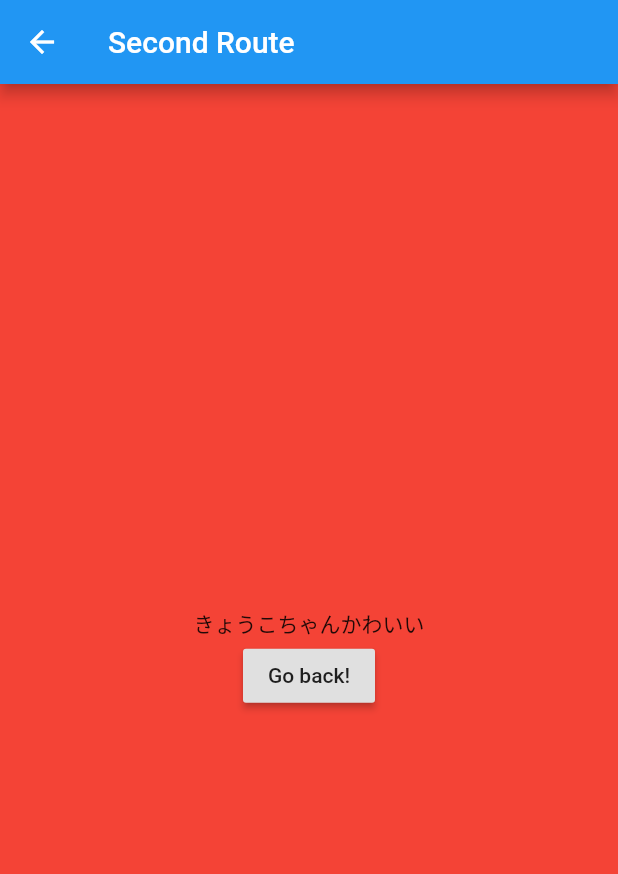
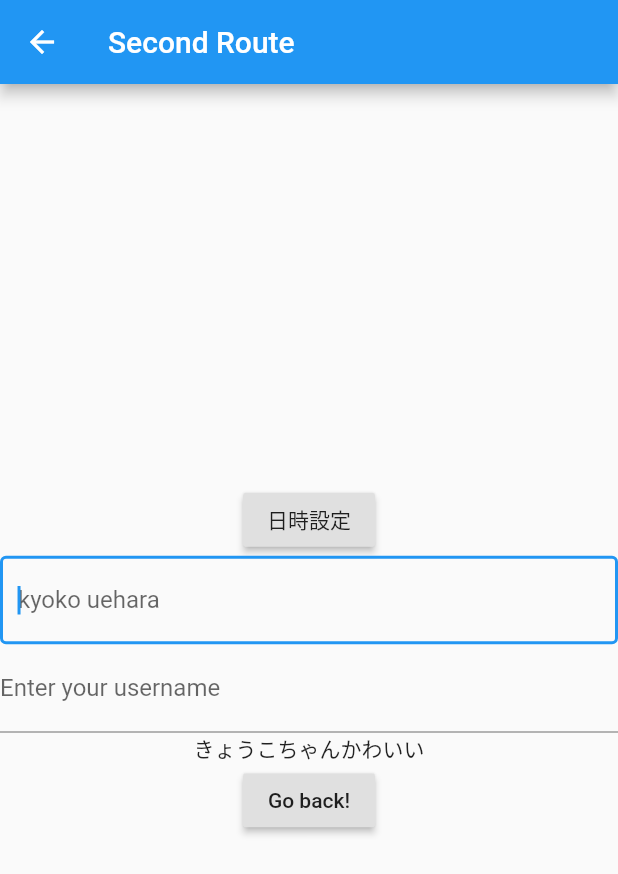
Before and after one commit to kyoko-uehara/flutter_app, a Flutter app: the SecondRoute screen opened directly, on a phone screen of 412 x 824 dp. Shown: the top 874 px of the screen. Run offline on Flutter 3.47's test engine with Material 2 defaults, Android fonts, the phone set to English and light mode, and no system bars; network calls fail.

```diff
--- a/lib/next_page.dart
+++ b/lib/next_page.dart
@@ -1,4 +1,5 @@
 import 'package:flutter/material.dart';
+import 'package:flutter_app/date_time.dart';
 
 class SecondRoute extends StatelessWidget {
   SecondRoute(this.name);
@@ -10,19 +11,43 @@ class SecondRoute extends StatelessWidget {
         title: Text("Second Route"),
       ),
       body: Container(
-        color: Colors.red,
         child: Column(
           mainAxisAlignment: MainAxisAlignment.center,
           children: [
+            Center(
+              child: RaisedButton(
+                onPressed: () {
+                  final result = Navigator.push(
+                    context,
+                    MaterialPageRoute(builder: (context) => MyApp()),
+                  );
+                },
+                child: Text('日時設定'),
+              ),
+            ),
+            TextField(
+              autofocus: true,
+              decoration: InputDecoration(
+                border: OutlineInputBorder(),
+                hintText: 'kyoko uehara'
+              ),
+            ),
+            TextFormField(
+              decoration: InputDecoration(
+                border: UnderlineInputBorder(),
+                labelText: 'Enter your username'
+              ),
+            ),
             Text(name),
             Center(
               child: RaisedButton(
                 onPressed: () {
                   Navigator.pop(context, 'やれやれだぜ');
-            },
+                },
                 child: Text('Go back!'),
               ),
             ),
+
           ],
         ),
       ),
```
Also changed, not shown: lib/date_time.dart (added, +77 -0 lines), lib/main.dart (+8 -2 lines).
